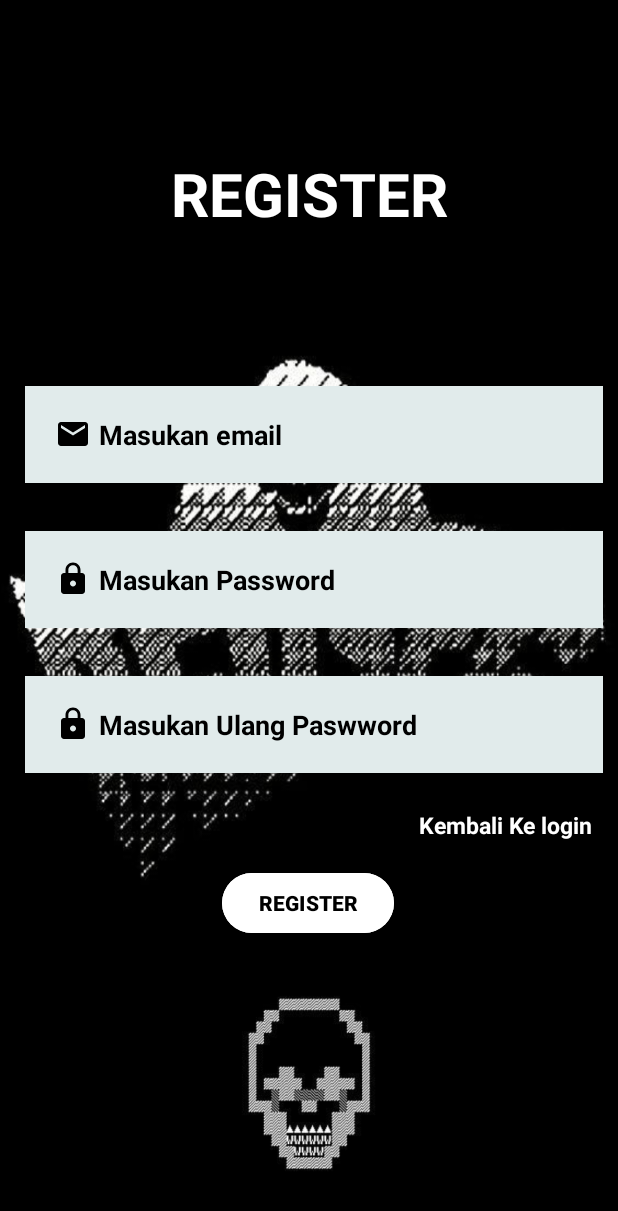
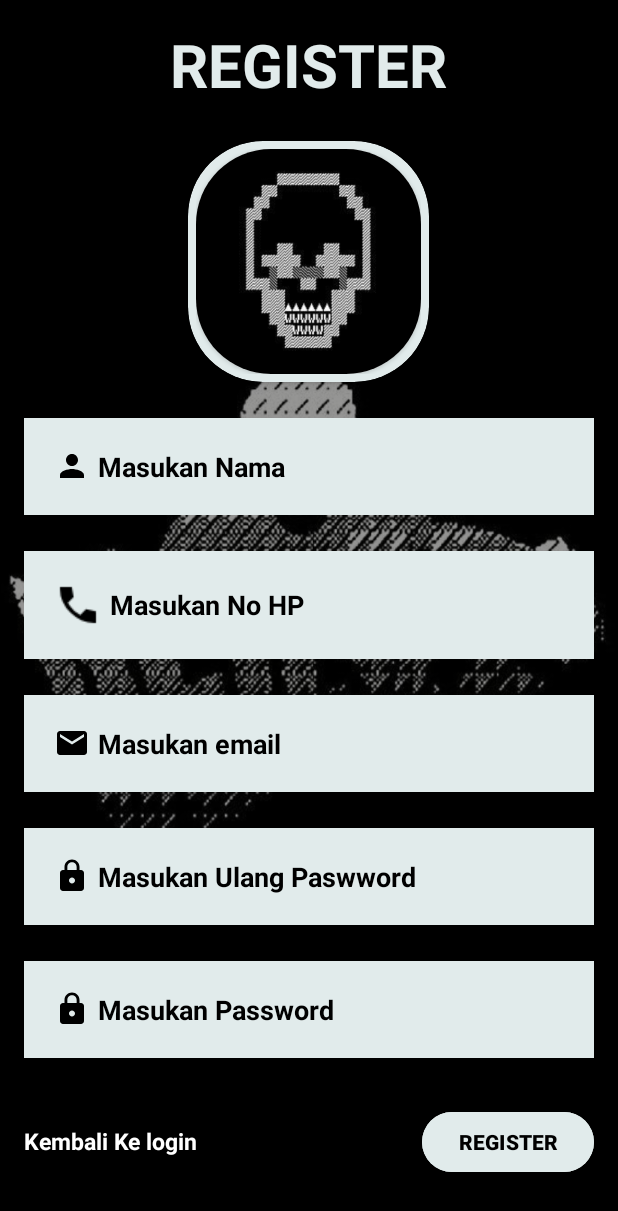
Before and after one commit to HeruAdhiSaputra/Tugas6, an Android app: the Register2 screen opened directly, with no data from a screen before it, on a phone screen of 412 x 824 dp. Shown: the top 1211 px of the screen. Run offline under Robolectric (Android 15) with nearby library versions, the phone set to English and light mode, and no system bars; our stand-ins replace Firebase (no records; nobody signed in at launch, a user with empty details on screens opened directly); Roboto replaces fonts that are not available here.

Commit message:
tugas6baru

```diff
--- a/app/src/main/AndroidManifest.xml
+++ b/app/src/main/AndroidManifest.xml
@@ -6,12 +6,13 @@
         android:allowBackup="true"
         android:dataExtractionRules="@xml/data_extraction_rules"
         android:fullBackupContent="@xml/backup_rules"
-        android:icon="@mipmap/ic_launcher"
+        android:icon="@drawable/logo1"
         android:label="@string/app_name"
-        android:roundIcon="@mipmap/ic_launcher_round"
+        android:roundIcon="@drawable/logo1"
         android:supportsRtl="true"
         android:theme="@style/Theme.Tugas2"
         tools:targetApi="31">
+
         <activity
             android:name=".Profil"
             android:exported="false" />
--- a/app/src/main/java/com/example/tugas2/Halamanutama.kt
+++ b/app/src/main/java/com/example/tugas2/Halamanutama.kt
@@ -97,6 +97,7 @@ class Halamanutama : AppCompatActivity() {
                 return true
             }
             R.id.Register -> {
+                auth.signOut()
                 startActivity(Intent(this,Register2::class.java))
                 return true
             }
--- a/app/src/main/java/com/example/tugas2/Register2.kt
+++ b/app/src/main/java/com/example/tugas2/Register2.kt
@@ -32,7 +32,7 @@ class Register2 : AppCompatActivity() {
 
 
 
-        binding.kembali1.setOnClickListener{
+        binding.kembali.setOnClickListener{
             val intentHome = Intent(this,MainActivity::class.java)
             startActivity(intentHome) }
 
--- a/app/src/main/res/layout/activity_profil.xml
+++ b/app/src/main/res/layout/activity_profil.xml
@@ -83,20 +83,6 @@
             app:layout_constraintEnd_toEndOf="parent"
             app:layout_constraintStart_toStartOf="parent" />
 
-        <TextView
-            android:id="@+id/textView"
-            android:layout_width="match_parent"
-            android:layout_height="wrap_content"
-            android:layout_marginBottom="260dp"
-            android:text="simpan"
-            android:textAlignment="textEnd"
-            android:textColor="@color/white"
-            android:textSize="20dp"
-            android:textStyle="italic"
-            app:layout_constraintBottom_toBottomOf="parent"
-            app:layout_constraintEnd_toEndOf="parent"
-            app:layout_constraintHorizontal_bias="0.841"
-            app:layout_constraintStart_toStartOf="parent" />
     </LinearLayout>
 
 </LinearLayout>
--- a/app/src/main/res/layout/activity_register2.xml
+++ b/app/src/main/res/layout/activity_register2.xml
@@ -1,19 +1,30 @@
 <?xml version="1.0" encoding="utf-8"?>
-<androidx.constraintlayout.widget.ConstraintLayout xmlns:android="http://schemas.android.com/apk/res/android"
+<LinearLayout xmlns:android="http://schemas.android.com/apk/res/android"
     xmlns:app="http://schemas.android.com/apk/res-auto"
     xmlns:tools="http://schemas.android.com/tools"
     android:id="@+id/main"
+    android:orientation="vertical"
+    android:gravity="center"
     android:layout_width="match_parent"
     android:layout_height="match_parent"
     android:background="@drawable/bg2"
     tools:context=".Register2">
+
+    <LinearLayout
+        android:layout_width="match_parent"
+        android:layout_height="match_parent"
+        android:padding="16dp"
+        android:gravity="center"
+        android:background="#6A000000"
+        android:orientation="vertical">
 
         <TextView
             android:id="@+id/idregister"
             android:layout_width="wrap_content"
             android:layout_height="wrap_content"
             android:text="REGISTER"
-        android:textColor="@color/white"
+            android:layout_marginBottom="24dp"
+            android:textColor="#e1ebeb"
             android:textSize="40dp"
             android:textStyle="bold"
             app:layout_constraintBottom_toTopOf="@+id/masukanemail"
@@ -21,11 +32,71 @@
             app:layout_constraintStart_toStartOf="parent"
             app:layout_constraintTop_toTopOf="parent" />
 
+        <androidx.cardview.widget.CardView
+            android:layout_width="wrap_content"
+            android:layout_height="wrap_content"
+            android:layout_marginBottom="24dp"
+            android:backgroundTint="#e1ebeb"
+            app:cardCornerRadius="50dp">
+
+            <LinearLayout
+                android:layout_width="match_parent"
+                android:layout_height="match_parent"
+                android:orientation="vertical"
+                android:padding="5dp">
+
+                <androidx.cardview.widget.CardView
+                    android:layout_width="wrap_content"
+                    android:layout_height="wrap_content"
+                    android:elevation="20dp"
+                    app:cardCornerRadius="50dp">
+
+                    <ImageView
+                        android:id="@+id/imageView"
+                        android:layout_width="150dp"
+                        android:layout_height="150dp"
+                        android:scaleType="fitXY"
+                        app:srcCompat="@drawable/logo1" />
+
+                </androidx.cardview.widget.CardView>
+            </LinearLayout>
+
+        </androidx.cardview.widget.CardView>
+
+        <EditText
+            android:id="@+id/name"
+            android:layout_width="match_parent"
+            android:layout_height="wrap_content"
+            android:layout_marginBottom="24dp"
+            android:background="#e1ebeb"
+            android:drawableStart="@drawable/baseline_person_24"
+            android:drawablePadding="5dp"
+            android:hint="Masukan Nama"
+            android:padding="20dp"
+            android:textColor="@color/black"
+            android:textColorHint="@color/black"
+            android:textStyle="bold" />
+
+        <EditText
+            android:id="@+id/phone"
+            android:layout_width="match_parent"
+            android:layout_height="wrap_content"
+            android:layout_marginBottom="24dp"
+            android:background="#e1ebeb"
+            android:drawableStart="@drawable/callll"
+            android:drawablePadding="5dp"
+            android:hint="Masukan No HP"
+            android:padding="20dp"
+            android:inputType="phone"
+            android:textColor="@color/black"
+            android:textColorHint="@color/black"
+            android:textStyle="bold" />
+
         <EditText
             android:id="@+id/masukanemail"
-        android:layout_width="385dp"
+            android:layout_width="match_parent"
             android:layout_height="wrap_content"
-        android:layout_marginBottom="32dp"
+            android:layout_marginBottom="24dp"
             android:background="#e1ebeb"
             android:drawableStart="@drawable/email"
             android:drawablePadding="5dp"
@@ -33,15 +104,11 @@
             android:padding="20dp"
             android:textColor="@color/black"
             android:textColorHint="@color/black"
-        android:textStyle="bold"
-        app:layout_constraintBottom_toTopOf="@+id/masukanpassword"
-        app:layout_constraintEnd_toEndOf="parent"
-        app:layout_constraintHorizontal_bias="0.615"
-        app:layout_constraintStart_toStartOf="parent" />
+            android:textStyle="bold" />
 
         <EditText
             android:id="@+id/confirmpassword"
-        android:layout_width="385dp"
+            android:layout_width="match_parent"
             android:layout_height="wrap_content"
             android:layout_marginBottom="24dp"
             android:background="#e1ebeb"
@@ -59,7 +126,7 @@
 
         <EditText
             android:id="@+id/masukanpassword"
-        android:layout_width="385dp"
+            android:layout_width="match_parent"
             android:layout_height="wrap_content"
             android:layout_marginBottom="32dp"
             android:background="#e1ebeb"
@@ -69,31 +136,18 @@
             android:padding="20dp"
             android:textColor="@color/black"
             android:textColorHint="@color/black"
-        android:textStyle="bold"
-        app:layout_constraintBottom_toTopOf="@+id/confirmpassword"
-        app:layout_constraintEnd_toEndOf="parent"
-        app:layout_constraintHorizontal_bias="0.615"
-        app:layout_constraintStart_toStartOf="parent" />
+            android:textStyle="bold" />
 
-    <Button
-        android:id="@+id/register"
-        android:layout_width="wrap_content"
-        android:layout_height="wrap_content"
-        android:layout_centerHorizontal="true"
-        android:layout_marginStart="148dp"
-        android:layout_marginBottom="24dp"
-        android:backgroundTint="@color/white"
-        android:text="REGISTER"
-        android:textColor="@color/black"
-        android:textStyle="bold"
-        app:layout_constraintBottom_toTopOf="@+id/imageView2"
-        app:layout_constraintStart_toStartOf="parent" />
+        <LinearLayout
+            android:layout_width="match_parent"
+            android:layout_height="match_parent"
+            android:orientation="horizontal">
 
             <TextView
-        android:id="@+id/kembali1"
-        android:layout_width="wrap_content"
+                android:id="@+id/kembali"
+                android:layout_width="match_parent"
                 android:layout_height="wrap_content"
-        android:layout_marginBottom="17dp"
+                android:layout_weight="1"
                 android:text="Kembali Ke login"
                 android:textColor="@color/white"
                 android:textSize="15dp"
@@ -102,15 +156,21 @@
                 app:layout_constraintEnd_toEndOf="parent"
                 app:layout_constraintStart_toEndOf="@+id/register" />
 
-    <ImageView
-        android:id="@+id/imageView2"
-        android:layout_width="159dp"
-        android:layout_height="146dp"
-        android:layout_marginBottom="28dp"
-        app:layout_constraintBottom_toBottomOf="parent"
-        app:layout_constraintEnd_toEndOf="parent"
-        app:layout_constraintStart_toStartOf="parent"
-        app:srcCompat="@drawable/logo1" />
+            <Button
+                android:id="@+id/register"
+                android:layout_width="wrap_content"
+                android:layout_height="wrap_content"
+                android:layout_centerHorizontal="true"
+                android:backgroundTint="#e1ebeb"
+                android:text="REGISTER"
+                android:textColor="@color/black"
+                android:textStyle="bold"
+                app:layout_constraintBottom_toTopOf="@+id/imageView2"
+                app:layout_constraintStart_toStartOf="parent" />
+
+        </LinearLayout>
+
+    </LinearLayout>
 
 
-</androidx.constraintlayout.widget.ConstraintLayout>
+</LinearLayout>
--- a/app/src/main/res/menu/menu_option.xml
+++ b/app/src/main/res/menu/menu_option.xml
@@ -11,7 +11,7 @@
 
     <item
         android:id="@+id/Register"
-        android:title="Tambah Data"
+        android:title="Register"
         android:icon="@drawable/setting"
         app:showAsAction="never"/>
 
```
Also changed, not shown: app/src/main/res/drawable/callll.png (added). Lines whose indentation alone changed are shown as unchanged.
